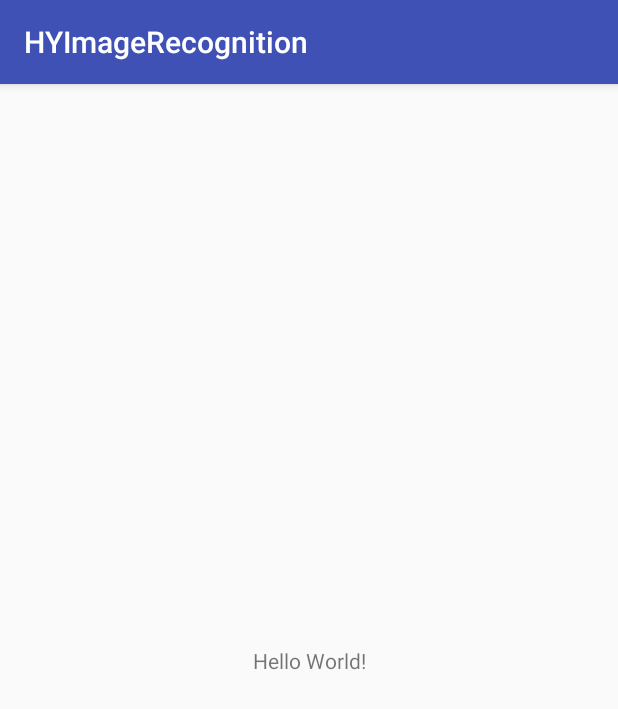
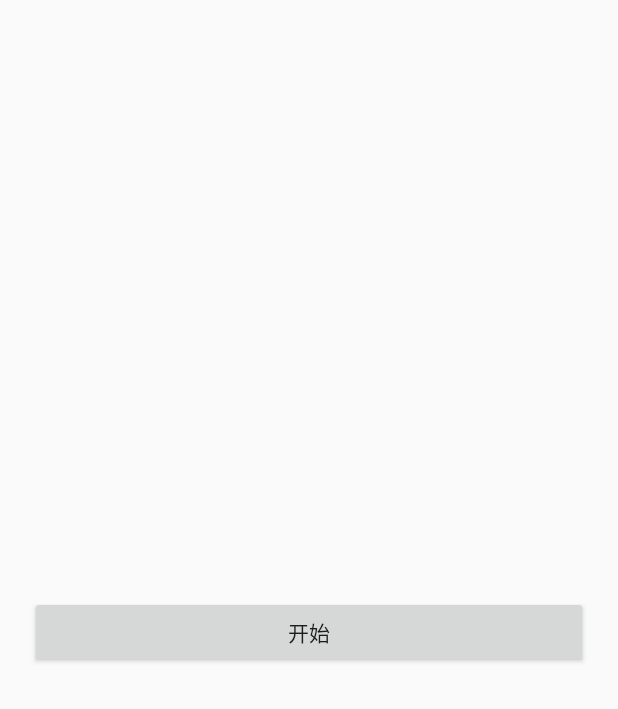
Before and after one commit to BlueGuys/ImageRecognition, an Android app: the screen it shows after launch (MainActivity), on a phone screen of 412 x 824 dp. Shown: the top 709 px of the screen. Run offline under Robolectric (Android 15) with nearby library versions, the phone set to English and light mode, and no system bars.

Commit message:
更改图标和名称

```diff
--- a/app/src/main/AndroidManifest.xml
+++ b/app/src/main/AndroidManifest.xml
@@ -6,7 +6,7 @@
         android:allowBackup="true"
         android:icon="@mipmap/ic_launcher"
         android:label="@string/app_name"
-        android:roundIcon="@mipmap/ic_launcher_round"
+        android:roundIcon="@mipmap/ic_launcher"
         android:supportsRtl="true"
         android:theme="@style/AppTheme">
         <activity android:name=".MainActivity">
--- a/app/src/main/java/com/hongyan/hyimagerecognition/MainActivity.java
+++ b/app/src/main/java/com/hongyan/hyimagerecognition/MainActivity.java
@@ -1,13 +1,37 @@
 package com.hongyan.hyimagerecognition;
 
-import android.support.v7.app.AppCompatActivity;
+import android.app.Activity;
 import android.os.Bundle;
+import android.view.View;
+import android.widget.Button;
+import android.widget.TextView;
+import android.widget.Toast;
 
-public class MainActivity extends AppCompatActivity {
+public class MainActivity extends Activity {
+
+    private TextView textView;
+    private Button buttonStart;
 
     @Override
     protected void onCreate(Bundle savedInstanceState) {
         super.onCreate(savedInstanceState);
         setContentView(R.layout.activity_main);
+        initView();
+    }
+
+    private void initView() {
+        buttonStart = findViewById(R.id.button_start);
+        textView = findViewById(R.id.textView);
+        buttonStart.setOnClickListener(new View.OnClickListener() {
+            @Override
+            public void onClick(View view) {
+                start();
+            }
+        });
+    }
+
+    private void start(){
+        Toast.makeText(MainActivity.this,getString(R.string.start),Toast.LENGTH_SHORT).show();
+        textView.setText("hello" );
     }
 }
--- a/app/src/main/res/layout/activity_main.xml
+++ b/app/src/main/res/layout/activity_main.xml
@@ -1,18 +1,20 @@
 <?xml version="1.0" encoding="utf-8"?>
-<android.support.constraint.ConstraintLayout xmlns:android="http://schemas.android.com/apk/res/android"
-    xmlns:app="http://schemas.android.com/apk/res-auto"
-    xmlns:tools="http://schemas.android.com/tools"
+<LinearLayout xmlns:android="http://schemas.android.com/apk/res/android"
     android:layout_width="match_parent"
     android:layout_height="match_parent"
-    tools:context="com.hongyan.hyimagerecognition.MainActivity">
+    android:orientation="vertical"
+    android:gravity="center">
 
     <TextView
+        android:id="@+id/textView"
         android:layout_width="wrap_content"
+        android:layout_height="wrap_content" />
+
+    <Button
+        android:id="@+id/button_start"
+        android:layout_width="match_parent"
         android:layout_height="wrap_content"
-        android:text="Hello World!"
-        app:layout_constraintBottom_toBottomOf="parent"
-        app:layout_constraintLeft_toLeftOf="parent"
-        app:layout_constraintRight_toRightOf="parent"
-        app:layout_constraintTop_toTopOf="parent" />
+        android:layout_margin="20dp"
+        android:text="@string/start" />
 
-</android.support.constraint.ConstraintLayout>
+</LinearLayout>
--- a/app/src/main/res/values/strings.xml
+++ b/app/src/main/res/values/strings.xml
@@ -1,3 +1,4 @@
 <resources>
-    <string name="app_name">HYImageRecognition</string>
+    <string name="app_name">图像识别</string>
+    <string name="start">开始</string>
 </resources>
--- a/app/src/main/res/values/styles.xml
+++ b/app/src/main/res/values/styles.xml
@@ -1,7 +1,7 @@
 <resources>
 
     <!-- Base application theme. -->
-    <style name="AppTheme" parent="Theme.AppCompat.Light.DarkActionBar">
+    <style name="AppTheme" parent="Theme.AppCompat.Light.NoActionBar">
         <!-- Customize your theme here. -->
         <item name="colorPrimary">@color/colorPrimary</item>
         <item name="colorPrimaryDark">@color/colorPrimaryDark</item>
--- a/gradle.properties
+++ b/gradle.properties
@@ -15,3 +15,4 @@ org.gradle.jvmargs=-Xmx1536m
 # This option should only be used with decoupled projects. More details, visit
 # http://www.gradle.org/docs/current/userguide/multi_project_builds.html#sec:decoupled_projects
 # org.gradle.parallel=true
+android.useDeprecatedNdk=true
```
Also changed, not shown: app/build.gradle (+3 -6 lines), app/src/main/res/mipmap-hdpi/ic_launcher.png, app/src/main/res/mipmap-hdpi/ic_launcher_round.png (deleted), app/src/main/res/mipmap-mdpi/ic_launcher.png, app/src/main/res/mipmap-mdpi/ic_launcher_round.png (deleted), app/src/main/res/mipmap-xhdpi/ic_launcher.png, app/src/main/res/mipmap-xhdpi/ic_launcher_round.png (deleted), app/src/main/res/mipmap-xxhdpi/ic_launcher.png, app/src/main/res/mipmap-xxhdpi/ic_launcher_round.png (deleted), app/src/main/res/mipmap-xxxhdpi/ic_launcher.png, app/src/main/res/mipmap-xxxhdpi/ic_launcher_round.png (deleted), 2 other files.
